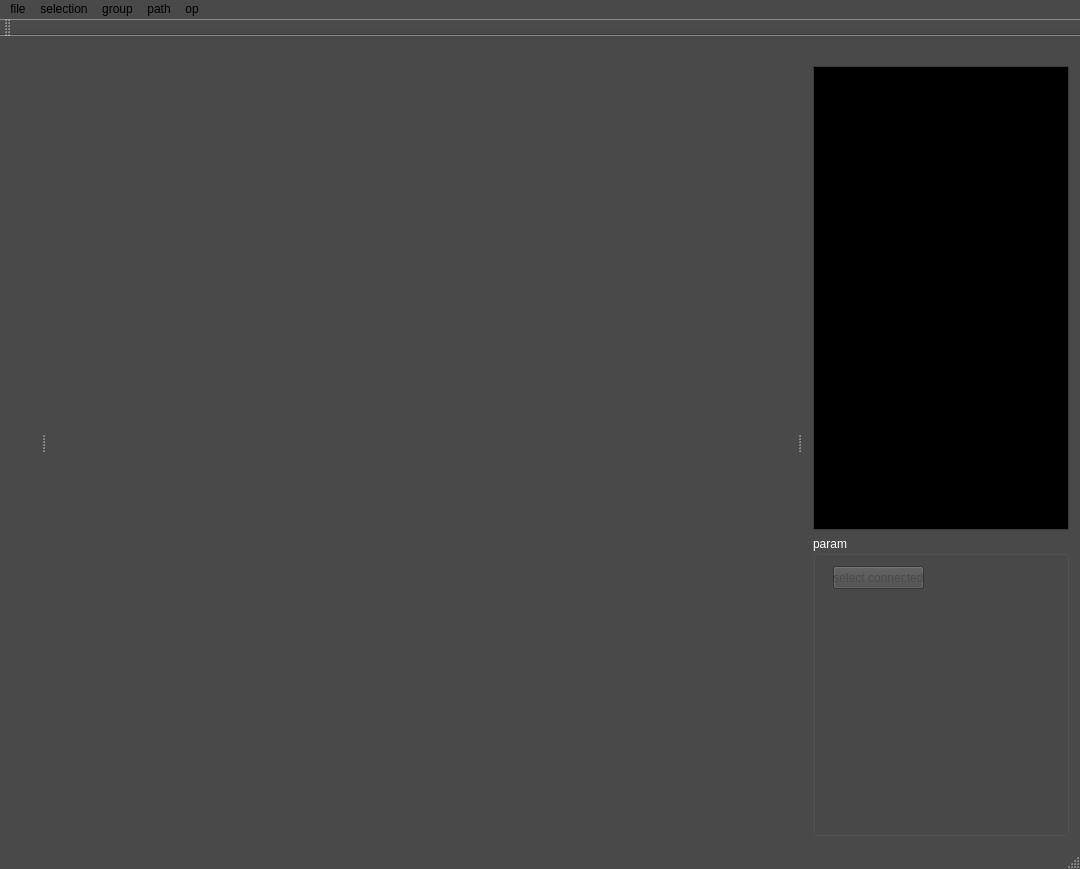
First picture: the form in sewingeditor.ui, repository dolphin-li/SewingEditor, before the edit.
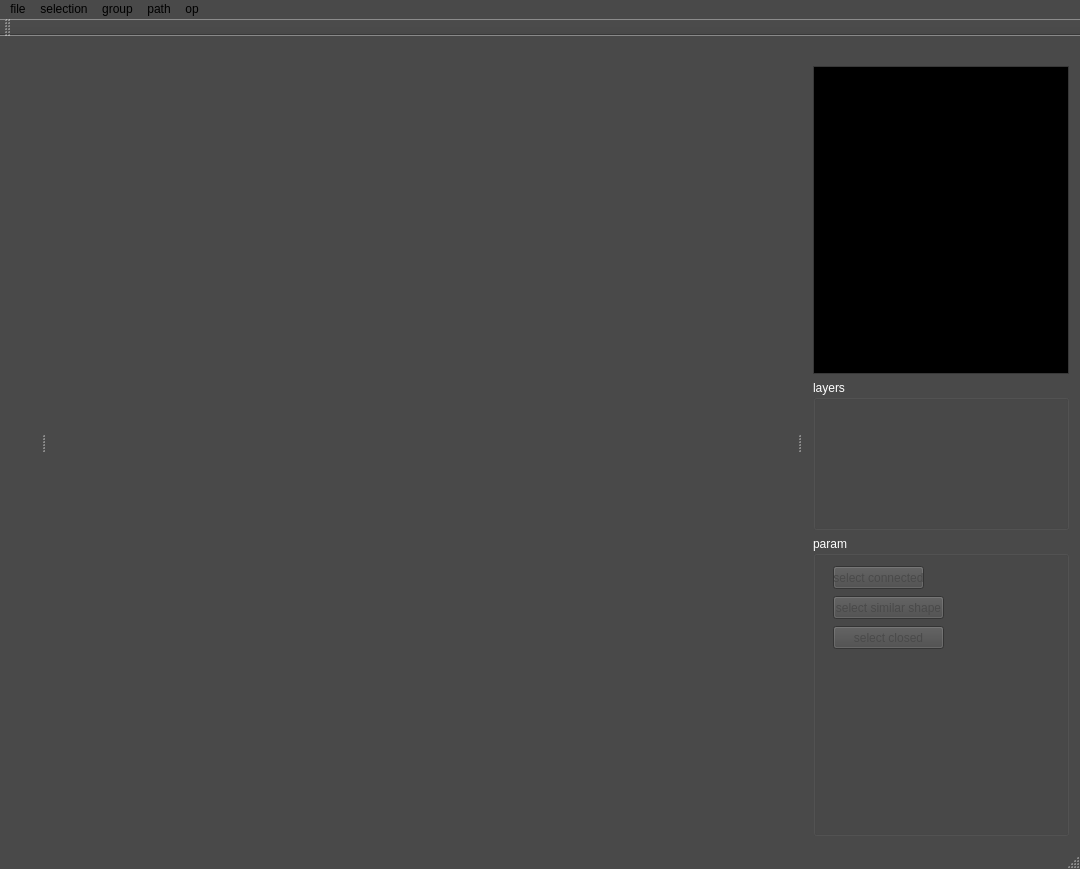
Second picture: the form after the edit. Custom widgets are drawn as their Qt base class.

Patch:
```diff
--- a/sewingeditor.ui
+++ b/sewingeditor.ui
@@ -858,7 +858,7 @@
    <property name="minimumSize">
     <size>
      <width>200</width>
-     <height>419</height>
+     <height>575</height>
     </size>
    </property>
    <property name="features">
@@ -880,6 +880,19 @@
       </widget>
      </item>
      <item row="1" column="0">
+      <widget class="QGroupBox" name="gbLayers">
+       <property name="minimumSize">
+        <size>
+         <width>0</width>
+         <height>150</height>
+        </size>
+       </property>
+       <property name="title">
+        <string>layers</string>
+       </property>
+      </widget>
+     </item>
+     <item row="2" column="0">
       <widget class="QGroupBox" name="gbParam">
        <property name="minimumSize">
         <size>
@@ -903,6 +916,32 @@
          <string>select connected</string>
         </property>
        </widget>
+       <widget class="QPushButton" name="pbSelectSimilarShape">
+        <property name="geometry">
+         <rect>
+          <x>20</x>
+          <y>60</y>
+          <width>111</width>
+          <height>23</height>
+         </rect>
+        </property>
+        <property name="text">
+         <string>select similar shape</string>
+        </property>
+       </widget>
+       <widget class="QPushButton" name="pbSelectClosed">
+        <property name="geometry">
+         <rect>
+          <x>20</x>
+          <y>90</y>
+          <width>111</width>
+          <height>23</height>
+         </rect>
+        </property>
+        <property name="text">
+         <string>select closed</string>
+        </property>
+       </widget>
       </widget>
      </item>
     </layout>
```
